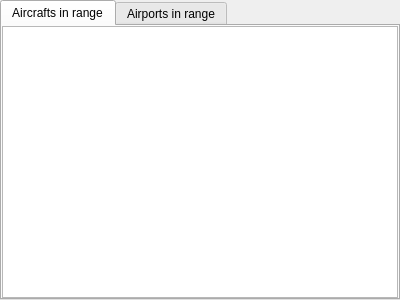
swift-project/pilotclient, file src/blackgui/components/aircraftcomponent.ui: the form before one commit.
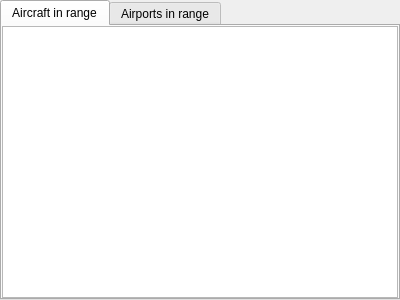
The form after the commit. Custom widgets are drawn as their Qt base class.

Commit message: refs #358, aircrafts -> aircraft in GUI

```diff
--- a/src/blackgui/components/aircraftcomponent.ui
+++ b/src/blackgui/components/aircraftcomponent.ui
@@ -24,7 +24,7 @@
   </property>
   <widget class="QWidget" name="tb_AircraftsInRange">
    <attribute name="title">
-    <string>Aircrafts in range</string>
+    <string>Aircraft in range</string>
    </attribute>
    <layout class="QVBoxLayout" name="vl_AircraftsInRange">
     <property name="spacing">
```
Left out of the diff: 4 changed lines with no effect on the pictures. The commit also changes 3 other files.
